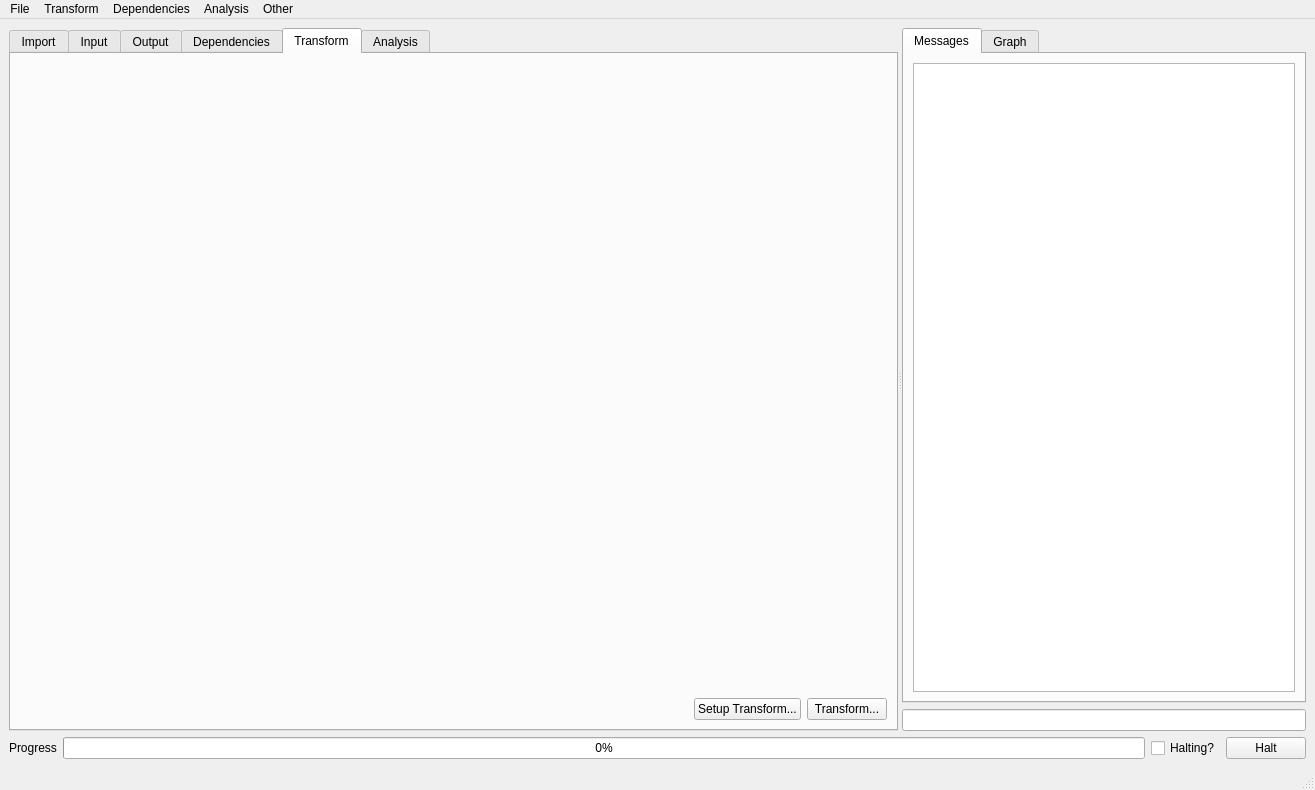
This is cctwqt/cctwqtmainwindow.ui in guyjennings/cctw as Qt 5 draws it before an edit. The edited form follows.
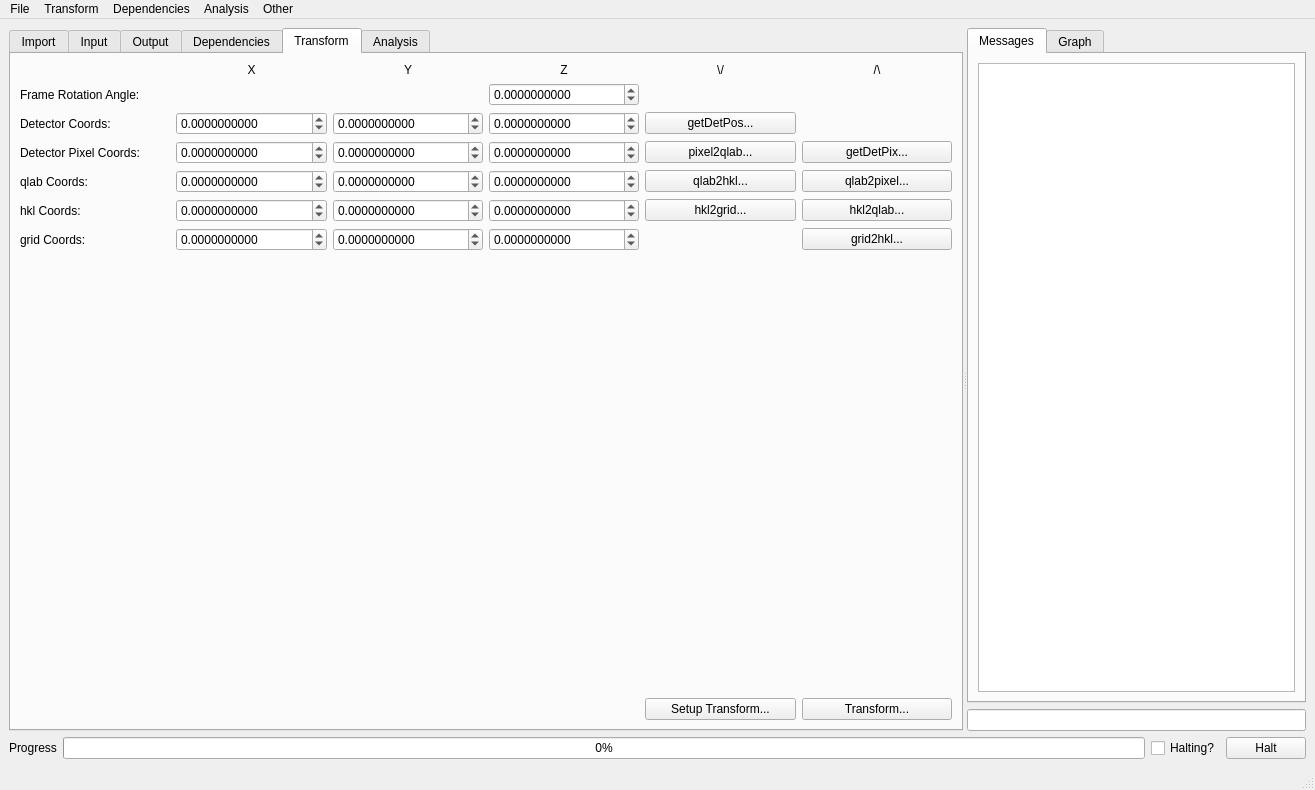
This is the edited form. The open tabs and pages were chosen to show the change. Custom widgets are drawn as their Qt base class.

Commit message: Added CctwqtTransformTester class and UI to simplify testing the coordinate transforms

The edit to the form file:
```diff
--- a/cctwqt/cctwqtmainwindow.ui
+++ b/cctwqt/cctwqtmainwindow.ui
@@ -884,47 +884,547 @@
         <attribute name="title">
          <string>Transform</string>
         </attribute>
-        <layout class="QGridLayout" name="gridLayout_10">
-         <item row="0" column="0" colspan="3">
-          <spacer name="verticalSpacer_5">
-           <property name="orientation">
-            <enum>Qt::Vertical</enum>
+        <layout class="QGridLayout" name="gridLayout_7">
+         <item row="2" column="4">
+          <widget class="QPushButton" name="m_GetDetPosButton">
+           <property name="text">
+            <string>getDetPos...</string>
            </property>
-           <property name="sizeHint" stdset="0">
-            <size>
-             <width>548</width>
-             <height>580</height>
-            </size>
+          </widget>
+         </item>
+         <item row="5" column="2">
+          <widget class="QDoubleSpinBox" name="m_TestQLabY">
+           <property name="toolTip">
+            <string>Output HDF Chunk Size in Y</string>
            </property>
-          </spacer>
+           <property name="readOnly">
+            <bool>false</bool>
+           </property>
+           <property name="decimals">
+            <number>10</number>
+           </property>
+           <property name="minimum">
+            <double>-1000000.000000000000000</double>
+           </property>
+           <property name="maximum">
+            <double>1000000.000000000000000</double>
+           </property>
+           <property name="singleStep">
+            <double>0.100000000000000</double>
+           </property>
+          </widget>
          </item>
-         <item row="1" column="0">
-          <spacer name="horizontalSpacer_6">
-           <property name="orientation">
-            <enum>Qt::Horizontal</enum>
+         <item row="6" column="2">
+          <widget class="QDoubleSpinBox" name="m_TestHKLY">
+           <property name="toolTip">
+            <string>Output HDF Chunk Size in Y</string>
            </property>
-           <property name="sizeHint" stdset="0">
-            <size>
-             <width>346</width>
-             <height>20</height>
-            </size>
+           <property name="readOnly">
+            <bool>false</bool>
            </property>
-          </spacer>
+           <property name="decimals">
+            <number>10</number>
+           </property>
+           <property name="minimum">
+            <double>-1000000.000000000000000</double>
+           </property>
+           <property name="maximum">
+            <double>1000000.000000000000000</double>
+           </property>
+           <property name="singleStep">
+            <double>0.100000000000000</double>
+           </property>
+          </widget>
          </item>
-         <item row="1" column="1">
+         <item row="6" column="4">
+          <widget class="QPushButton" name="m_HKL2GridButton">
+           <property name="text">
+            <string>hkl2grid...</string>
+           </property>
+          </widget>
+         </item>
+         <item row="2" column="1">
+          <widget class="QDoubleSpinBox" name="m_TestDetectorX">
+           <property name="toolTip">
+            <string>Output HDF Chunk Size in X</string>
+           </property>
+           <property name="readOnly">
+            <bool>false</bool>
+           </property>
+           <property name="decimals">
+            <number>10</number>
+           </property>
+           <property name="minimum">
+            <double>-1000000.000000000000000</double>
+           </property>
+           <property name="maximum">
+            <double>1000000.000000000000000</double>
+           </property>
+           <property name="singleStep">
+            <double>0.100000000000000</double>
+           </property>
+          </widget>
+         </item>
+         <item row="4" column="5">
+          <widget class="QPushButton" name="m_GetDetPixButton">
+           <property name="text">
+            <string>getDetPix...</string>
+           </property>
+          </widget>
+         </item>
+         <item row="7" column="0">
+          <widget class="QLabel" name="label_35">
+           <property name="text">
+            <string>grid Coords:</string>
+           </property>
+          </widget>
+         </item>
+         <item row="0" column="5">
+          <widget class="QLabel" name="label_37">
+           <property name="text">
+            <string>/\</string>
+           </property>
+           <property name="alignment">
+            <set>Qt::AlignCenter</set>
+           </property>
+          </widget>
+         </item>
+         <item row="6" column="3">
+          <widget class="QDoubleSpinBox" name="m_TestHKLZ">
+           <property name="toolTip">
+            <string>Output HDF Chunk Size in Z</string>
+           </property>
+           <property name="readOnly">
+            <bool>false</bool>
+           </property>
+           <property name="decimals">
+            <number>10</number>
+           </property>
+           <property name="minimum">
+            <double>-1000000.000000000000000</double>
+           </property>
+           <property name="maximum">
+            <double>1000000.000000000000000</double>
+           </property>
+           <property name="singleStep">
+            <double>0.100000000000000</double>
+           </property>
+          </widget>
+         </item>
+         <item row="9" column="4">
           <widget class="QPushButton" name="m_SetupTransformButton">
            <property name="text">
             <string>Setup Transform...</string>
            </property>
           </widget>
          </item>
-         <item row="1" column="2">
+         <item row="6" column="1">
+          <widget class="QDoubleSpinBox" name="m_TestHKLX">
+           <property name="toolTip">
+            <string>Output HDF Chunk Size in X</string>
+           </property>
+           <property name="readOnly">
+            <bool>false</bool>
+           </property>
+           <property name="decimals">
+            <number>10</number>
+           </property>
+           <property name="minimum">
+            <double>-1000000.000000000000000</double>
+           </property>
+           <property name="maximum">
+            <double>1000000.000000000000000</double>
+           </property>
+           <property name="singleStep">
+            <double>0.100000000000000</double>
+           </property>
+          </widget>
+         </item>
+         <item row="2" column="3">
+          <widget class="QDoubleSpinBox" name="m_TestDetectorZ">
+           <property name="toolTip">
+            <string>Output HDF Chunk Size in Z</string>
+           </property>
+           <property name="readOnly">
+            <bool>false</bool>
+           </property>
+           <property name="decimals">
+            <number>10</number>
+           </property>
+           <property name="minimum">
+            <double>-1000000.000000000000000</double>
+           </property>
+           <property name="maximum">
+            <double>1000000.000000000000000</double>
+           </property>
+           <property name="singleStep">
+            <double>0.100000000000000</double>
+           </property>
+          </widget>
+         </item>
+         <item row="0" column="4">
+          <widget class="QLabel" name="label_36">
+           <property name="text">
+            <string>\/</string>
+           </property>
+           <property name="alignment">
+            <set>Qt::AlignCenter</set>
+           </property>
+          </widget>
+         </item>
+         <item row="5" column="5">
+          <widget class="QPushButton" name="m_QLab2PixelButton">
+           <property name="text">
+            <string>qlab2pixel...</string>
+           </property>
+          </widget>
+         </item>
+         <item row="5" column="3">
+          <widget class="QDoubleSpinBox" name="m_TestQLabZ">
+           <property name="toolTip">
+            <string>Output HDF Chunk Size in Z</string>
+           </property>
+           <property name="readOnly">
+            <bool>false</bool>
+           </property>
+           <property name="decimals">
+            <number>10</number>
+           </property>
+           <property name="minimum">
+            <double>-1000000.000000000000000</double>
+           </property>
+           <property name="maximum">
+            <double>1000000.000000000000000</double>
+           </property>
+           <property name="singleStep">
+            <double>0.100000000000000</double>
+           </property>
+          </widget>
+         </item>
+         <item row="4" column="0">
+          <widget class="QLabel" name="label_32">
+           <property name="text">
+            <string>Detector Pixel Coords:</string>
+           </property>
+          </widget>
+         </item>
+         <item row="7" column="1">
+          <widget class="QDoubleSpinBox" name="m_TestGridX">
+           <property name="toolTip">
+            <string>Output HDF Chunk Size in X</string>
+           </property>
+           <property name="readOnly">
+            <bool>false</bool>
+           </property>
+           <property name="decimals">
+            <number>10</number>
+           </property>
+           <property name="minimum">
+            <double>-1000000.000000000000000</double>
+           </property>
+           <property name="maximum">
+            <double>1000000.000000000000000</double>
+           </property>
+           <property name="singleStep">
+            <double>0.100000000000000</double>
+           </property>
+          </widget>
+         </item>
+         <item row="6" column="0">
+          <widget class="QLabel" name="label_34">
+           <property name="text">
+            <string>hkl Coords:</string>
+           </property>
+          </widget>
+         </item>
+         <item row="2" column="0">
+          <widget class="QLabel" name="label_29">
+           <property name="text">
+            <string>Detector Coords:</string>
+           </property>
+          </widget>
+         </item>
+         <item row="5" column="4">
+          <widget class="QPushButton" name="m_QLab2HKLButton">
+           <property name="text">
+            <string>qlab2hkl...</string>
+           </property>
+          </widget>
+         </item>
+         <item row="0" column="2">
+          <widget class="QLabel" name="label_28">
+           <property name="text">
+            <string>Y</string>
+           </property>
+           <property name="alignment">
+            <set>Qt::AlignCenter</set>
+           </property>
+          </widget>
+         </item>
+         <item row="4" column="2">
+          <widget class="QDoubleSpinBox" name="m_TestPixelY">
+           <property name="toolTip">
+            <string>Output HDF Chunk Size in Y</string>
+           </property>
+           <property name="readOnly">
+            <bool>false</bool>
+           </property>
+           <property name="decimals">
+            <number>10</number>
+           </property>
+           <property name="minimum">
+            <double>-1000000.000000000000000</double>
+           </property>
+           <property name="maximum">
+            <double>1000000.000000000000000</double>
+           </property>
+           <property name="singleStep">
+            <double>0.100000000000000</double>
+           </property>
+          </widget>
+         </item>
+         <item row="5" column="1">
+          <widget class="QDoubleSpinBox" name="m_TestQLabX">
+           <property name="toolTip">
+            <string>Output HDF Chunk Size in X</string>
+           </property>
+           <property name="readOnly">
+            <bool>false</bool>
+           </property>
+           <property name="decimals">
+            <number>10</number>
+           </property>
+           <property name="minimum">
+            <double>-1000000.000000000000000</double>
+           </property>
+           <property name="maximum">
+            <double>1000000.000000000000000</double>
+           </property>
+           <property name="singleStep">
+            <double>0.100000000000000</double>
+           </property>
+          </widget>
+         </item>
+         <item row="0" column="1">
+          <widget class="QLabel" name="label_30">
+           <property name="text">
+            <string>X</string>
+           </property>
+           <property name="alignment">
+            <set>Qt::AlignCenter</set>
+           </property>
+          </widget>
+         </item>
+         <item row="9" column="5">
           <widget class="QPushButton" name="m_TransformButton">
            <property name="text">
             <string>Transform...</string>
            </property>
           </widget>
          </item>
+         <item row="8" column="0" colspan="5">
+          <spacer name="verticalSpacer_5">
+           <property name="orientation">
+            <enum>Qt::Vertical</enum>
+           </property>
+           <property name="sizeHint" stdset="0">
+            <size>
+             <width>548</width>
+             <height>580</height>
+            </size>
+           </property>
+          </spacer>
+         </item>
+         <item row="0" column="3">
+          <widget class="QLabel" name="label_31">
+           <property name="text">
+            <string>Z</string>
+           </property>
+           <property name="alignment">
+            <set>Qt::AlignCenter</set>
+           </property>
+          </widget>
+         </item>
+         <item row="7" column="2">
+          <widget class="QDoubleSpinBox" name="m_TestGridY">
+           <property name="toolTip">
+            <string>Output HDF Chunk Size in Y</string>
+           </property>
+           <property name="readOnly">
+            <bool>false</bool>
+           </property>
+           <property name="decimals">
+            <number>10</number>
+           </property>
+           <property name="minimum">
+            <double>-1000000.000000000000000</double>
+           </property>
+           <property name="maximum">
+            <double>1000000.000000000000000</double>
+           </property>
+           <property name="singleStep">
+            <double>0.100000000000000</double>
+           </property>
+          </widget>
+         </item>
+         <item row="2" column="2">
+          <widget class="QDoubleSpinBox" name="m_TestDetectorY">
+           <property name="toolTip">
+            <string>Output HDF Chunk Size in Y</string>
+           </property>
+           <property name="readOnly">
+            <bool>false</bool>
+           </property>
+           <property name="decimals">
+            <number>10</number>
+           </property>
+           <property name="minimum">
+            <double>-1000000.000000000000000</double>
+           </property>
+           <property name="maximum">
+            <double>1000000.000000000000000</double>
+           </property>
+           <property name="singleStep">
+            <double>0.100000000000000</double>
+           </property>
+          </widget>
+         </item>
+         <item row="4" column="3">
+          <widget class="QDoubleSpinBox" name="m_TestPixelZ">
+           <property name="toolTip">
+            <string>Output HDF Chunk Size in Z</string>
+           </property>
+           <property name="readOnly">
+            <bool>false</bool>
+           </property>
+           <property name="decimals">
+            <number>10</number>
+           </property>
+           <property name="minimum">
+            <double>-1000000.000000000000000</double>
+           </property>
+           <property name="maximum">
+            <double>1000000.000000000000000</double>
+           </property>
+           <property name="singleStep">
+            <double>0.100000000000000</double>
+           </property>
+          </widget>
+         </item>
+         <item row="7" column="5">
+          <widget class="QPushButton" name="m_Grid2HKLButton">
+           <property name="text">
+            <string>grid2hkl...</string>
+           </property>
+          </widget>
+         </item>
+         <item row="5" column="0">
+          <widget class="QLabel" name="label_33">
+           <property name="text">
+            <string>qlab Coords:</string>
+           </property>
+          </widget>
+         </item>
+         <item row="6" column="5">
+          <widget class="QPushButton" name="m_HKL2QLabButton">
+           <property name="text">
+            <string>hkl2qlab...</string>
+           </property>
+          </widget>
+         </item>
+         <item row="7" column="3">
+          <widget class="QDoubleSpinBox" name="m_TestGridZ">
+           <property name="toolTip">
+            <string>Output HDF Chunk Size in Z</string>
+           </property>
+           <property name="readOnly">
+            <bool>false</bool>
+           </property>
+           <property name="decimals">
+            <number>10</number>
+           </property>
+           <property name="minimum">
+            <double>-1000000.000000000000000</double>
+           </property>
+           <property name="maximum">
+            <double>1000000.000000000000000</double>
+           </property>
+           <property name="singleStep">
+            <double>0.100000000000000</double>
+           </property>
+          </widget>
+         </item>
+         <item row="4" column="1">
+          <widget class="QDoubleSpinBox" name="m_TestPixelX">
+           <property name="toolTip">
+            <string>Output HDF Chunk Size in X</string>
+           </property>
+           <property name="readOnly">
+            <bool>false</bool>
+           </property>
+           <property name="decimals">
+            <number>10</number>
+           </property>
+           <property name="minimum">
+            <double>-1000000.000000000000000</double>
+           </property>
+           <property name="maximum">
+            <double>1000000.000000000000000</double>
+           </property>
+           <property name="singleStep">
+            <double>0.100000000000000</double>
+           </property>
+          </widget>
+         </item>
+         <item row="4" column="4">
+          <widget class="QPushButton" name="m_Pixel2QLabButton">
+           <property name="text">
+            <string>pixel2qlab...</string>
+           </property>
+          </widget>
+         </item>
+         <item row="9" column="0" colspan="4">
+          <spacer name="horizontalSpacer_6">
+           <property name="orientation">
+            <enum>Qt::Horizontal</enum>
+           </property>
+           <property name="sizeHint" stdset="0">
+            <size>
+             <width>346</width>
+             <height>20</height>
+            </size>
+           </property>
+          </spacer>
+         </item>
+         <item row="1" column="0">
+          <widget class="QLabel" name="label_38">
+           <property name="text">
+            <string>Frame Rotation Angle:</string>
+           </property>
+          </widget>
+         </item>
+         <item row="1" column="3">
+          <widget class="QDoubleSpinBox" name="m_FrameAngle">
+           <property name="toolTip">
+            <string>Output HDF Chunk Size in Z</string>
+           </property>
+           <property name="readOnly">
+            <bool>false</bool>
+           </property>
+           <property name="decimals">
+            <number>10</number>
+           </property>
+           <property name="minimum">
+            <double>-1000000.000000000000000</double>
+           </property>
+           <property name="maximum">
+            <double>1000000.000000000000000</double>
+           </property>
+           <property name="singleStep">
+            <double>0.100000000000000</double>
+           </property>
+          </widget>
+         </item>
         </layout>
        </widget>
        <widget class="QWidget" name="tab_3">
```
Left out of the diff: 81 changed lines with no effect on the pictures. The commit also changes 8 other files.
